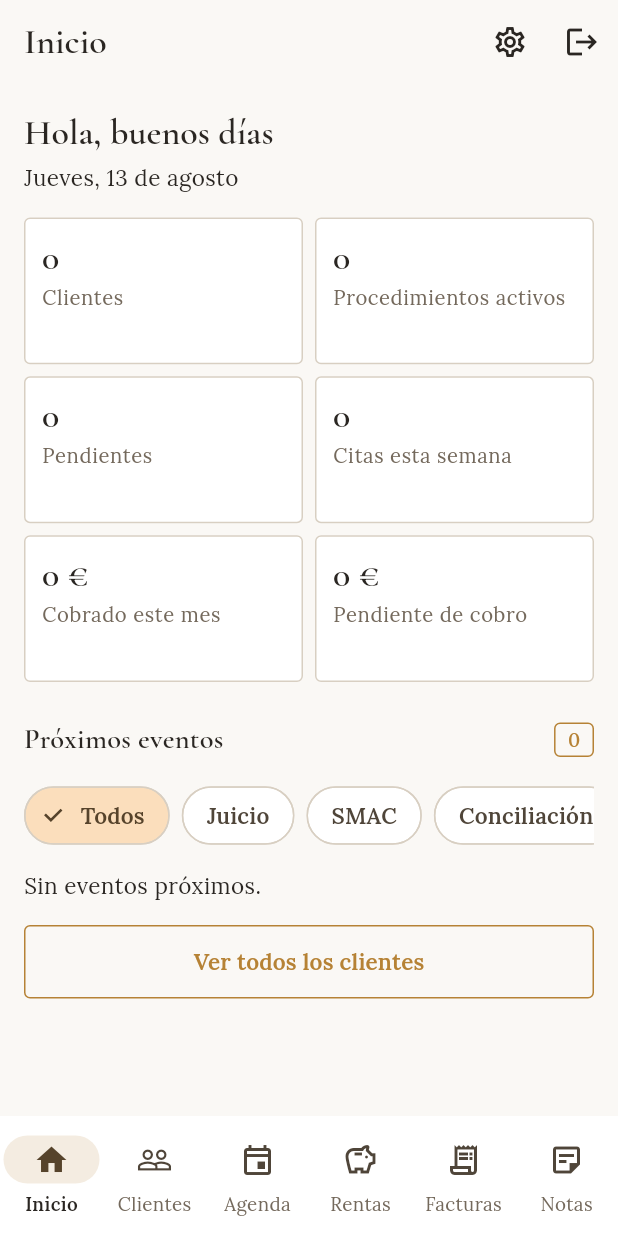
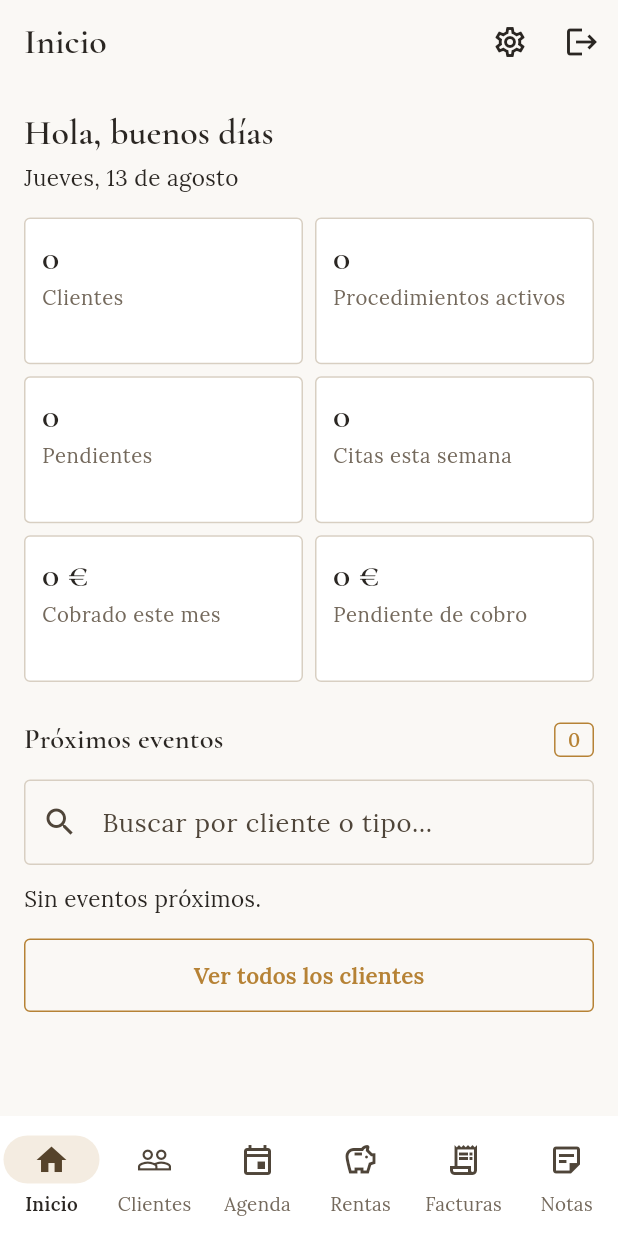
Before and after one commit to AinhoaTomass/tus-juicios, a Flutter app: the screen it shows once a user with an empty profile is signed in, on a phone screen of 412 x 824 dp. Run offline on Flutter 3.47's test engine with Material 3 defaults, Android fonts, the phone set to English and light mode, and no system bars; our stand-ins replace file_picker, flutter_local_notifications, flutter_riverpod, go_router, google_fonts, pdf and 6 more; accounts and stored records are empty; generated files the repository leaves out were written again.

Commit message:
Merge procedimiento deadlines into Próximos eventos, search instead of chips
The dashboard's upcoming list only ever read agenda eventos, so a
procedimiento's fecha meta (e.g. a filing deadline) never showed up
there even though it's just as much "something coming up." It now
merges both, tagged distinctly ("Trámite" vs the event type), sorted
together by date. The type chips are replaced with a text search
across client/type/description, which scales better as the list
grows.

Also lays the sidebar's bottom icon group (ajustes, cerrar sesión,
ocultar menú) out horizontally instead of stacked, wrapping to a
second line when the rail is in its narrow (non-extended) mode.

Co-Authored-By: Claude Sonnet 5 <noreply@anthropic.com>

```diff
--- a/lib/core/router/app_shell.dart
+++ b/lib/core/router/app_shell.dart
@@ -117,9 +117,9 @@ class _AppShellState extends ConsumerState<AppShell> {
               trailing: SafeArea(
                 top: false,
                 child: Padding(
-                  padding: const EdgeInsets.only(bottom: 8),
-                  child: Column(
-                    mainAxisSize: MainAxisSize.min,
+                  padding: const EdgeInsets.symmetric(vertical: 8),
+                  child: Wrap(
+                    alignment: WrapAlignment.center,
                     children: [
                       IconButton(
                         icon: const Icon(Icons.settings_outlined),
@@ -131,7 +131,6 @@ class _AppShellState extends ConsumerState<AppShell> {
                         tooltip: 'Cerrar sesión',
                         onPressed: () => supabase.auth.signOut(),
                       ),
-                      const Divider(height: 16),
                       IconButton(
                         icon: const Icon(Icons.menu_open),
                         tooltip: 'Ocultar menú',
--- a/lib/features/inicio/presentation/inicio_screen.dart
+++ b/lib/features/inicio/presentation/inicio_screen.dart
@@ -6,16 +6,27 @@ import 'package:intl/intl.dart';
 import '../../../core/network/supabase_client.dart';
 import '../../../core/widgets/contador_badge.dart';
 import '../../../core/widgets/estado_chip.dart';
-import '../../../core/widgets/filtro_chips.dart';
 import '../../../core/widgets/hairline_card.dart';
 import '../../../core/widgets/responsive_content.dart';
 import '../../../core/widgets/stat_tile.dart';
 import '../../agenda/domain/evento.dart';
 import '../../agenda/presentation/eventos_providers.dart';
+import '../../clientes/domain/cliente.dart';
 import '../../clientes/presentation/clientes_providers.dart';
 import '../../clientes/presentation/procedimientos_providers.dart';
 import '../../facturas/domain/factura.dart';
 import '../../facturas/presentation/facturas_providers.dart';
+
+/// Algo próximo que mostrar en Inicio: una cita de agenda o un procedimiento
+/// con fecha meta. Unifica ambas fuentes para verlas en una sola lista.
+typedef _ItemProximo = ({
+  DateTime fecha,
+  String cliente,
+  String subtitulo,
+  String etiqueta,
+  EstadoTono tono,
+  String ruta,
+});
 
 class InicioScreen extends ConsumerStatefulWidget {
   const InicioScreen({super.key});
@@ -25,7 +36,14 @@ class InicioScreen extends ConsumerStatefulWidget {
 }
 
 class _InicioScreenState extends ConsumerState<InicioScreen> {
-  TipoEvento? _filtroTipo;
+  final _busquedaCtrl = TextEditingController();
+  String _busqueda = '';
+
+  @override
+  void dispose() {
+    _busquedaCtrl.dispose();
+    super.dispose();
+  }
 
   String get _saludo {
     final hora = DateTime.now().hour;
@@ -150,11 +168,50 @@ class _InicioScreenState extends ConsumerState<InicioScreen> {
             loading: () => const HairlineCard(child: LinearProgressIndicator()),
             error: (error, _) => HairlineCard(child: Text('Error: $error')),
             data: (eventos) {
-              final proximos = eventos.where((e) => !e.fecha.isBefore(DateTime.now())).toList()
+              final ahora = DateTime.now();
+
+              final deEventos = eventos.where((e) => !e.fecha.isBefore(ahora)).map<_ItemProximo>(
+                    (e) => (
+                      fecha: e.fecha,
+                      cliente: e.clienteNombre ?? 'Cliente',
+                      subtitulo: '${e.fecha.day}/${e.fecha.month}/${e.fecha.year}'
+                          '${e.hora != null ? ' · ${e.hora}' : ''}',
+                      etiqueta: _etiquetaTipoEvento(e.tipo),
+                      tono: EstadoTono.neutro,
+                      ruta: '/agenda/${e.id}/editar',
+                    ),
+                  );
+
+              final deProcedimientos = (procedimientosAsync.value ?? [])
+                  .where(
+                    (p) =>
+                        p.fechaMeta != null &&
+                        p.estado != EstadoProcedimiento.cerrado &&
+                        !p.fechaMeta!.isBefore(ahora),
+                  )
+                  .map<_ItemProximo>(
+                    (p) => (
+                      fecha: p.fechaMeta!,
+                      cliente: p.clienteNombre ?? 'Cliente',
+                      subtitulo: '${p.nombre} · vence '
+                          '${p.fechaMeta!.day}/${p.fechaMeta!.month}/${p.fechaMeta!.year}',
+                      etiqueta: 'Trámite',
+                      tono: EstadoTono.aviso,
+                      ruta: '/clientes/${p.clienteId}/procedimientos/${p.id}/editar',
+                    ),
+                  );
+
+              final proximos = [...deEventos, ...deProcedimientos].toList()
                 ..sort((a, b) => a.fecha.compareTo(b.fecha));
-              final filtrados = _filtroTipo == null
+
+              final texto = _busqueda.trim().toLowerCase();
+              final filtrados = texto.isEmpty
                   ? proximos
-                  : proximos.where((e) => e.tipo == _filtroTipo).toList();
+                  : proximos.where((item) {
+                      return item.cliente.toLowerCase().contains(texto) ||
+                          item.etiqueta.toLowerCase().contains(texto) ||
+                          item.subtitulo.toLowerCase().contains(texto);
+                    }).toList();
 
               return Column(
                 crossAxisAlignment: CrossAxisAlignment.start,
@@ -167,25 +224,23 @@ class _InicioScreenState extends ConsumerState<InicioScreen> {
                     ],
                   ),
                   const SizedBox(height: 12),
-                  FiltroChips<TipoEvento?>(
-                    opciones: [
-                      (null, 'Todos'),
-                      (TipoEvento.juicio, 'Juicio'),
-                      (TipoEvento.smac, 'SMAC'),
-                      (TipoEvento.conciliacion, 'Conciliación'),
-                    ],
-                    seleccion: _filtroTipo,
-                    onChanged: (valor) => setState(() => _filtroTipo = valor),
+                  TextField(
+                    controller: _busquedaCtrl,
+                    decoration: const InputDecoration(
+                      hintText: 'Buscar por cliente o tipo…',
+                      prefixIcon: Icon(Icons.search),
+                    ),
+                    onChanged: (value) => setState(() => _busqueda = value),
                   ),
                   const SizedBox(height: 12),
                   if (filtrados.isEmpty)
                     const Text('Sin eventos próximos.')
                   else
                     ...filtrados.map(
-                      (e) => Padding(
+                      (item) => Padding(
                         padding: const EdgeInsets.only(bottom: 8),
                         child: HairlineCard(
-                          onTap: () => context.go('/agenda/${e.id}/editar'),
+                          onTap: () => context.go(item.ruta),
                           child: Row(
                             children: [
                               Expanded(
@@ -193,18 +248,17 @@ class _InicioScreenState extends ConsumerState<InicioScreen> {
                                   crossAxisAlignment: CrossAxisAlignment.start,
                                   children: [
                                     Text(
-                                      e.clienteNombre ?? 'Cliente',
+                                      item.cliente,
                                       style: Theme.of(context).textTheme.titleMedium,
                                     ),
                                     Text(
-                                      '${e.fecha.day}/${e.fecha.month}/${e.fecha.year}'
-                                      '${e.hora != null ? ' · ${e.hora}' : ''}',
+                                      item.subtitulo,
                                       style: Theme.of(context).textTheme.bodySmall,
                                     ),
                                   ],
                                 ),
                               ),
-                              EstadoChip(label: _etiquetaTipoEvento(e.tipo)),
+                              EstadoChip(label: item.etiqueta, tono: item.tono),
                             ],
                           ),
                         ),
```
